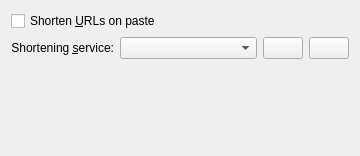
KDE/choqok, file choqok/config/behavior/behaviorconfig_shorten_base.ui: the form before one commit.
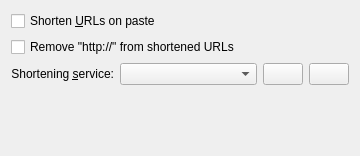
The form after the commit. Custom widgets are drawn as their Qt base class.

Commit message: GUI A new kde added to shortenning configs, Remove http:// from shortened URL! So we can write 7 more chars in posts :D

Diff of the .ui file:
```diff
--- a/choqok/config/behavior/behaviorconfig_shorten_base.ui
+++ b/choqok/config/behavior/behaviorconfig_shorten_base.ui
@@ -18,6 +18,13 @@
      </property>
     </widget>
    </item>
+   <item>
+    <widget class="QCheckBox" name="kcfg_removeHttp">
+     <property name="text">
+      <string>Remove &quot;http://&quot; from shortened URLs</string>
+     </property>
+    </widget>
+   </item>
    <item>
     <layout class="QHBoxLayout" name="horizontalLayout">
      <item>
```
Left out of the diff: 7 changed lines with no effect on the pictures. The commit also changes 4 other files.
